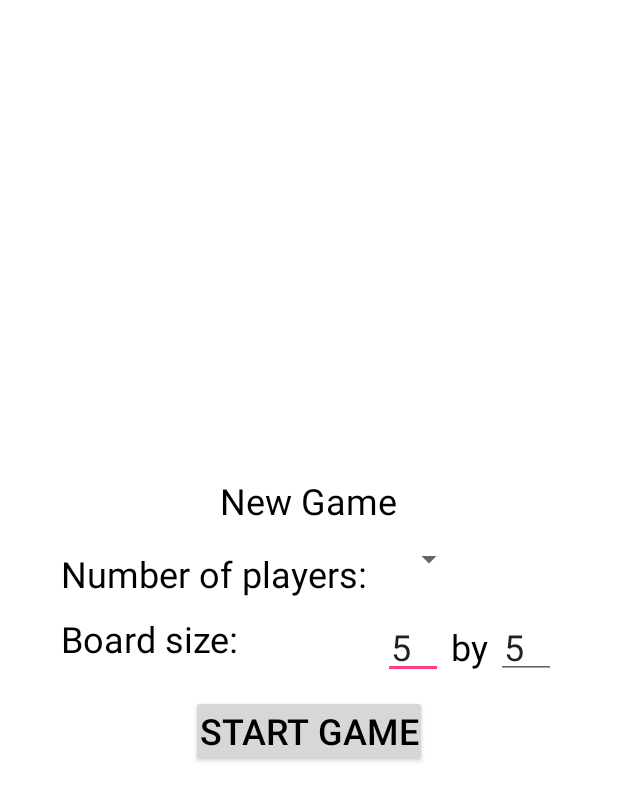
After one commit to lothar243/Survivors-Of-The-Apocalypse, an Android app: the layout new_game.xml on its own in the app's theme, with its tools: preview values and no code run, on a phone screen of 412 x 824 dp. The commit adds this screen. Shown: the top 801 px of the screen. Run offline under Robolectric (Android 15) with nearby library versions, the phone set to English and light mode, and no system bars.

Commit message:
Added a new game activity and connected it to the in game activity so we can specify the number of players and board size.

```diff
--- /dev/null
+++ b/app/src/main/res/layout/new_game.xml
@@ -0,0 +1,64 @@
+<?xml version="1.0" encoding="utf-8"?>
+<LinearLayout xmlns:android="http://schemas.android.com/apk/res/android"
+    android:orientation="vertical"
+    android:layout_width="match_parent"
+    android:layout_height="match_parent"
+    android:gravity="center"
+    android:theme="@style/AppTheme.NewGameDialog"
+    android:background="@android:color/white">
+    <TextView
+        android:layout_width="wrap_content"
+        android:layout_height="wrap_content"
+        android:text="@string/new_game"/>
+    <GridLayout
+        android:layout_width="wrap_content"
+        android:layout_height="wrap_content"
+        android:columnCount="2"
+        android:orientation="horizontal">
+        <TextView
+            android:layout_width="wrap_content"
+            android:layout_height="wrap_content"
+            android:text="@string/num_players_text"
+            android:id="@+id/num_players_text_view"/>
+        <Spinner
+            android:layout_width="60dp"
+            android:layout_height="wrap_content"
+            android:id="@+id/num_players_spinner"
+            android:prompt="@string/num_players"/>
+        <TextView
+            android:layout_width="wrap_content"
+            android:layout_height="wrap_content"
+            android:text="@string/board_size"
+            android:id="@+id/board_size_text_view"/>
+        <LinearLayout
+            android:layout_height="wrap_content"
+            android:layout_width="wrap_content"
+            android:orientation="horizontal">
+            <EditText
+                android:layout_width="40dp"
+                android:layout_height="wrap_content"
+                android:inputType="number"
+                android:id="@+id/board_width"
+                android:text="@string/board_default_width"/>
+            <TextView
+                android:layout_width="wrap_content"
+                android:layout_height="wrap_content"
+                android:text="by"/>
+            <EditText
+                android:layout_width="40dp"
+                android:layout_height="wrap_content"
+                android:inputType="number"
+                android:id="@+id/board_height"
+                android:text="@string/board_default_height"/>
+        </LinearLayout>
+
+    </GridLayout>
+    <Button
+        android:layout_width="wrap_content"
+        android:layout_height="wrap_content"
+        android:text="@string/start_game"
+        android:id="@+id/start_game_button"/>
+
+
+
+</LinearLayout>
--- a/app/src/main/res/values/strings.xml
+++ b/app/src/main/res/values/strings.xml
@@ -5,4 +5,11 @@
     <string name="number_placeholder">##</string>
     <string name="food_resource">Food: </string>
     <string name="new_game">New Game</string>
+    <string name="num_players">Number of players</string>
+    <string name="title_new_game">Survivors of the Appocalyps - New Game</string>
+    <string name="num_players_text">Number of players:</string>
+    <string name="board_size">Board size:</string>
+    <string name="start_game">Start Game</string>
+    <string name="board_default_width">5</string>
+    <string name="board_default_height">5</string>
 </resources>
```
Also changed, not shown: app/src/main/AndroidManifest.xml (+11 -6 lines), app/src/main/java/edu/umt/csdept/survivorsoftheapocalypse/InGameActivity.java (renamed from app/src/main/java/edu/umt/csdept/survivorsoftheapocalypse/MainActivity.java, +27 -2 lines), app/src/main/java/edu/umt/csdept/survivorsoftheapocalypse/NewGameActivity.java (added, +80 -0 lines), app/src/main/res/layout/new_game_dialog.xml (deleted, +0 -18 lines), app/src/main/res/layout/spinner_item.xml (added, +8 -0 lines).
